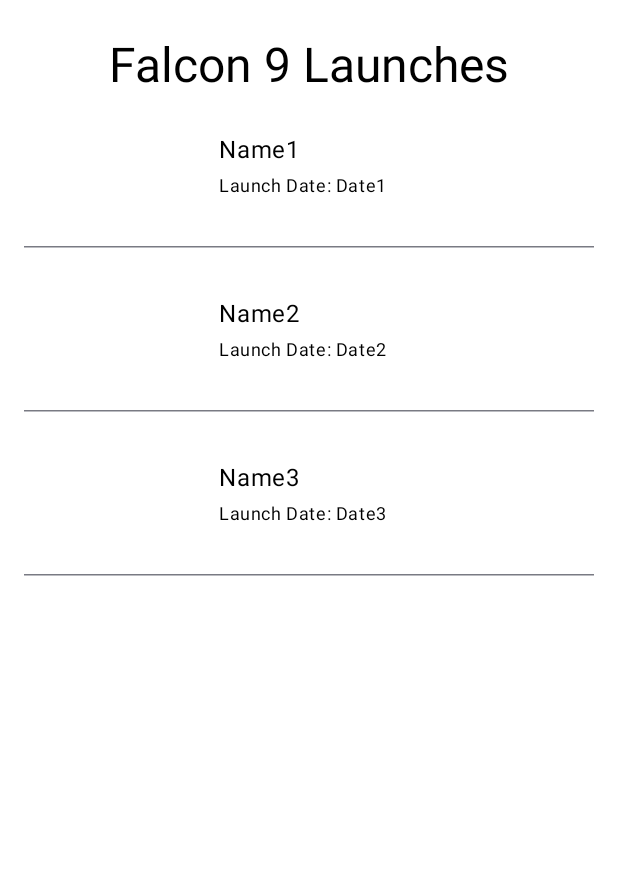
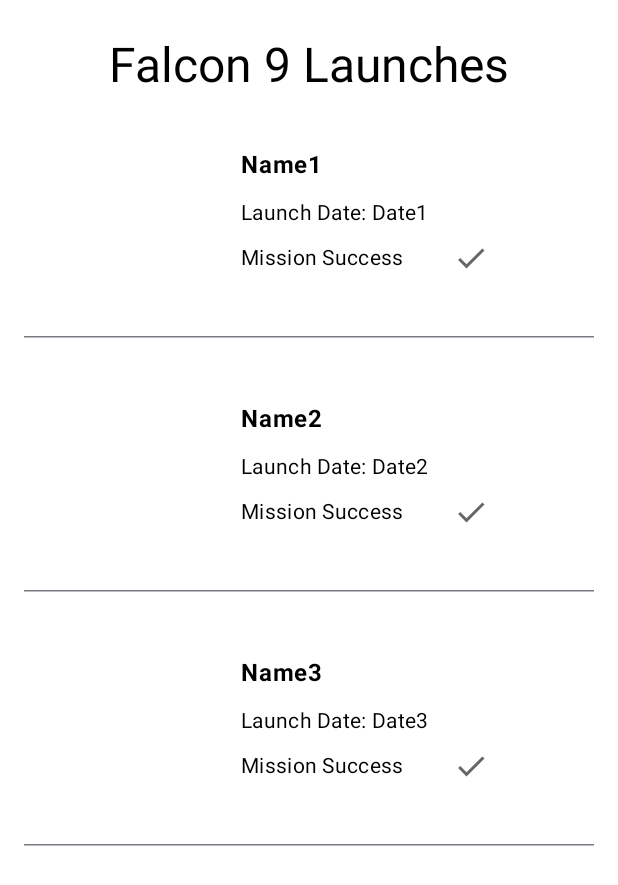
Before and after one commit to mccartneym/spacex, an Android app built with Jetpack Compose: the @Preview function ListHasContentPreview, on a phone screen of 412 x 824 dp. Shown: the top 885 px of the screen. Run offline under Robolectric (Android 15) with nearby library versions, the phone set to English and light mode, and no system bars; our stand-ins replace constraintlayout-compose; pictures from the network do not load.

```diff
--- a/app/build.gradle.kts
+++ b/app/build.gradle.kts
@@ -57,7 +57,7 @@ android {
 dependencies {
 
     implementation("androidx.appcompat:appcompat:1.6.1")
-    implementation("androidx.constraintlayout:constraintlayout:2.1.4")
+    implementation("androidx.constraintlayout:constraintlayout-compose:1.0.1")
     implementation("androidx.core:core-ktx:1.12.0")
     implementation("androidx.fragment:fragment-ktx:1.6.2")
     implementation("androidx.lifecycle:lifecycle-runtime-ktx:2.7.0")
--- a/app/src/main/java/uk/co/bits/spacex/ui/LaunchListScreen.kt
+++ b/app/src/main/java/uk/co/bits/spacex/ui/LaunchListScreen.kt
@@ -1,5 +1,6 @@
 package uk.co.bits.spacex.ui
 
+import androidx.compose.foundation.Image
 import androidx.compose.foundation.layout.*
 import androidx.compose.foundation.lazy.LazyColumn
 import androidx.compose.foundation.lazy.items
@@ -14,9 +15,12 @@ import androidx.compose.ui.Alignment
 import androidx.compose.ui.Modifier
 import androidx.compose.ui.layout.ContentScale
 import androidx.compose.ui.platform.LocalContext
+import androidx.compose.ui.res.painterResource
 import androidx.compose.ui.res.stringResource
+import androidx.compose.ui.text.font.FontWeight
 import androidx.compose.ui.tooling.preview.Preview
 import androidx.compose.ui.unit.dp
+import androidx.constraintlayout.compose.ConstraintLayout
 import androidx.hilt.navigation.compose.hiltViewModel
 import coil.compose.AsyncImage
 import coil.request.ImageRequest
@@ -50,22 +54,30 @@ fun LaunchList(state: LaunchListViewState) {
         )
 
         when (state) {
-            ListLoading -> CircularProgressIndicator(
+            ListLoading -> Box(modifier = Modifier.fillMaxSize()) {
+                CircularProgressIndicator(
                     modifier = Modifier
                         .padding(16.dp)
                         .size(50.dp)
-                    .align(alignment = Alignment.CenterHorizontally)
+                        .align(alignment = Alignment.Center)
                 )
+            }
 
-            ListEmpty -> Text(
+            ListEmpty -> Box(modifier = Modifier.fillMaxSize()) {
+                Text(
+                    modifier = Modifier.align(alignment = Alignment.Center),
                     text = stringResource(R.string.empty_list),
-                style = typography.headlineLarge
+                    style = typography.headlineLarge,
                 )
+            }
 
-            ListError -> Text(
+            ListError -> Box(modifier = Modifier.fillMaxSize()) {
+                Text(
+                    modifier = Modifier.align(alignment = Alignment.Center),
                     text = stringResource(R.string.error),
                     style = typography.headlineSmall
                 )
+            }
 
             is ListHasContent -> LazyColumn {
                 items(state.launchList) { item ->
@@ -79,9 +91,19 @@ fun LaunchList(state: LaunchListViewState) {
 
 @Composable
 fun LaunchListItem(launch: Launch) {
-    Row {
+
+    ConstraintLayout(
+        modifier = Modifier
+            .fillMaxWidth()
+            .padding(16.dp)
+    ) {
+        val (image, topText, middleText, bottomText, outcome) = createRefs()
+        createVerticalChain(topText, middleText, bottomText)
+
         AsyncImage(
-            modifier = Modifier.fillMaxWidth(0.3f),
+            modifier = Modifier
+                .constrainAs(image) {}
+                .fillMaxWidth(0.3f),
             model = ImageRequest.Builder(LocalContext.current)
                 .data(launch.smallImageUrl)
                 .crossfade(true)
@@ -91,21 +113,53 @@ fun LaunchListItem(launch: Launch) {
             contentScale = ContentScale.Crop,
         )
 
-        Column(
+        Text(
             modifier = Modifier
-                .fillMaxWidth()
-                .padding(16.dp)
-        ) {
-            Text(
+                .padding(horizontal = 24.dp)
+                .constrainAs(topText) {
+                    start.linkTo(image.end)
+                },
             text = launch.name,
+            fontWeight = FontWeight.Bold,
             style = typography.bodyLarge
         )
+
         Text(
+            modifier = Modifier
+                .padding(horizontal = 24.dp)
+                .constrainAs(middleText) {
+                    start.linkTo(image.end)
+                },
             text = stringResource(id = R.string.launch_date, launch.date),
-                style = typography.bodySmall,
-                modifier = Modifier.padding(top = 4.dp)
+            style = typography.bodyMedium,
         )
+
+        Text(
+            modifier = Modifier
+                .padding(horizontal = 24.dp)
+                .constrainAs(bottomText) {
+                    start.linkTo(image.end)
+                },
+            text = stringResource(id = R.string.mission_success),
+            style = typography.bodyMedium,
+        )
+
+        val outComeDrawable = when (launch.success) {
+            true -> R.drawable.ic_baseline_check_24
+            false -> R.drawable.ic_baseline_clear_24
+            else -> R.drawable.ic_baseline_help_24
         }
+
+        Image(
+            modifier = Modifier
+                .padding(8.dp)
+                .constrainAs(outcome) {
+                    start.linkTo(bottomText.end)
+                    centerVerticallyTo(bottomText)
+                },
+            painter = painterResource(id = outComeDrawable),
+            contentDescription = null
+        )
     }
 }
 
```
Also changed, not shown: app/src/main/java/uk/co/bits/spacex/ui/LaunchListAdapter.kt (deleted, +0 -62 lines), app/src/main/res/layout/fragment_launches.xml (deleted, +0 -64 lines), app/src/main/res/layout/view_launch_details.xml (deleted, +0 -75 lines). Lines whose indentation alone changed are shown as unchanged.
